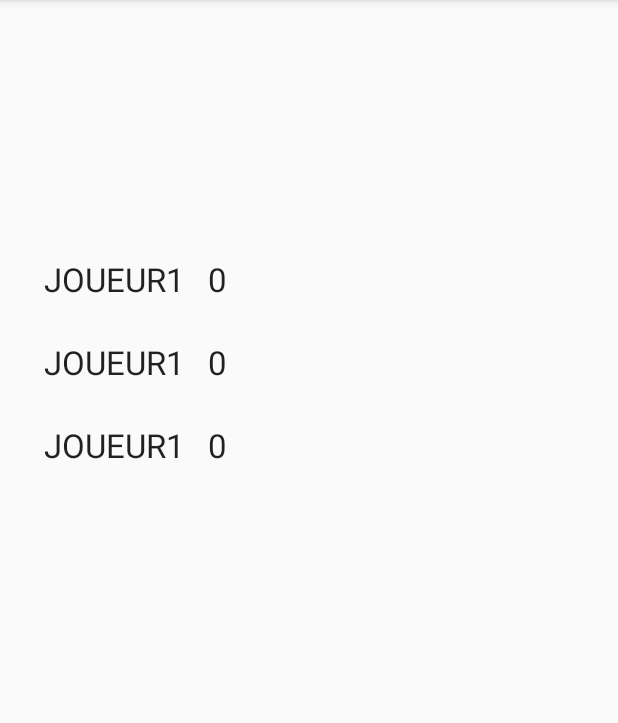
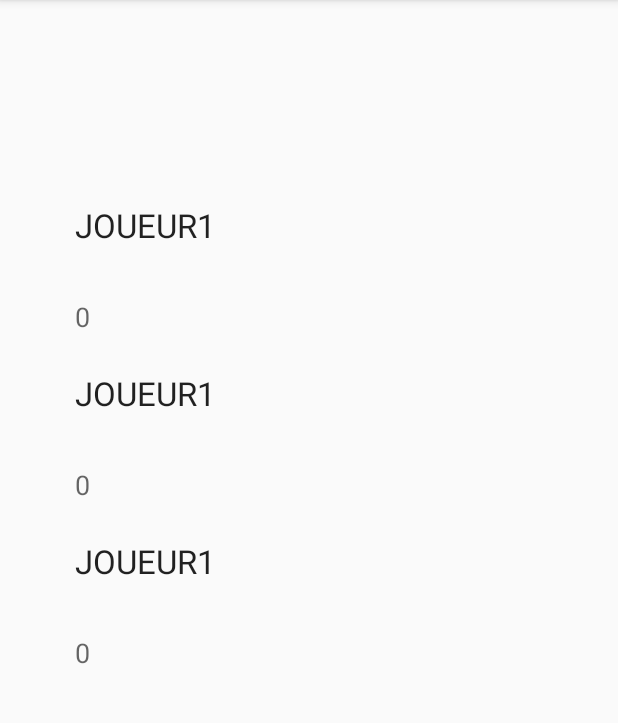
Before and after one commit to RomainLagrange/ColorRun, an Android app: the Main5Activity screen opened directly, with no data from a screen before it, on a phone screen of 412 x 824 dp, the part 84-807 px from its top. Run offline under Robolectric (Android 15) with nearby library versions, the phone set to English and light mode, and no system bars.

Commit message:
la fin quasiment quasi juste quasi à peu prés quoi hein on se comprend

```diff
--- a/app/src/main/java/com/example/colorrun/Main3Activity.java
+++ b/app/src/main/java/com/example/colorrun/Main3Activity.java
@@ -54,7 +54,7 @@ public class Main3Activity extends AppCompatActivity {
                 intent.putExtra("score", score);
                 startActivity(intent);
             }
-            if (count==5){
+            if (count==10){
                 timerTextView.getBackground().setColorFilter(Color.parseColor("#fa3d3d"), PorterDuff.Mode.DARKEN);
             }
             timerHandler.postDelayed(this, 1000);
--- a/app/src/main/res/layout/activity_main3.xml
+++ b/app/src/main/res/layout/activity_main3.xml
@@ -118,7 +118,7 @@
                 android:id="@+id/button13"
                 android:layout_width="match_parent"
                 android:layout_height="match_parent"
-                android:backgroundTint="#F2F2F2"
+                android:backgroundTint="#00FFFFFF"
                 android:onClick="checkClick" />
 
             <Button
--- a/app/src/main/res/layout/activity_main4.xml
+++ b/app/src/main/res/layout/activity_main4.xml
@@ -10,7 +10,7 @@
         android:id="@+id/saveButton3"
         android:layout_width="wrap_content"
         android:layout_height="wrap_content"
-        android:layout_marginBottom="124dp"
+        android:layout_marginBottom="224dp"
         android:onClick="saveClick"
         android:text="@string/enregistrer"
         app:layout_constraintBottom_toBottomOf="parent"
@@ -42,9 +42,9 @@
         android:id="@+id/saveButton"
         android:layout_width="wrap_content"
         android:layout_height="wrap_content"
-        android:layout_marginBottom="208dp"
+        android:layout_marginBottom="136dp"
         android:onClick="saveClick"
-        android:text="Retou r"
+        android:text="@string/retour"
         app:layout_constraintBottom_toBottomOf="parent"
         app:layout_constraintEnd_toEndOf="parent"
         app:layout_constraintHorizontal_bias="0.498"
--- a/app/src/main/res/layout/activity_main5.xml
+++ b/app/src/main/res/layout/activity_main5.xml
@@ -1,12 +1,15 @@
 <RelativeLayout xmlns:android="http://schemas.android.com/apk/res/android"
     android:layout_width="match_parent"
-    android:layout_height="match_parent" >
+    android:layout_height="match_parent"
+    android:layout_gravity="center_horizontal">
 
     <androidx.recyclerview.widget.RecyclerView
         android:id="@+id/listPlayer"
-        android:layout_width="364dp"
-        android:layout_height="436dp"
+        android:layout_width="322dp"
+        android:layout_height="507dp"
         android:layout_centerInParent="true"
+
         android:scrollbars="vertical" />
 
+
 </RelativeLayout>
--- a/app/src/main/res/layout/list_item.xml
+++ b/app/src/main/res/layout/list_item.xml
@@ -4,24 +4,23 @@
     android:layout_width="wrap_content"
     android:layout_height="wrap_content"
     android:layout_margin="5dp"
-    android:orientation="horizontal">
+    android:orientation="vertical">
 
     <TextView
         android:id="@+id/name_player"
-        android:layout_width="wrap_content"
-        android:layout_height="wrap_content"
+        android:layout_width="163dp"
+        android:layout_height="48dp"
         android:layout_gravity="center_horizontal"
         android:layout_marginBottom="15dp"
-        android:layout_marginEnd="15dp"
         android:textAppearance="?android:attr/textAppearanceLarge"
         tools:text="Joueur" />
 
     <TextView
         android:id="@+id/score_player"
-        android:layout_width="wrap_content"
-        android:layout_height="wrap_content"
+        android:layout_width="match_parent"
+        android:layout_height="38dp"
         android:layout_gravity="center_horizontal"
         android:ellipsize="end"
-        android:textAppearance="?android:attr/textAppearanceLarge"
+        android:textAppearance="?android:attr/textAppearanceMedium"
         tools:text="Score" />
 </LinearLayout>
--- a/app/src/main/res/values/strings.xml
+++ b/app/src/main/res/values/strings.xml
@@ -6,6 +6,9 @@
     <string name="meilleurs_scores">MEILLEURS SCORES</string>
     <string name="valider">valider</string>
     <string name="Running">En cours</string>
+    <string name="retour">Retour</string>
+    <string name="Information">Information</string>
+    <string name="bienenregistre">Score bien enregistré</string>
 
 
 </resources>
```
Also changed, not shown: app/src/main/java/com/example/colorrun/Main4Activity.java (+6 -3 lines).
